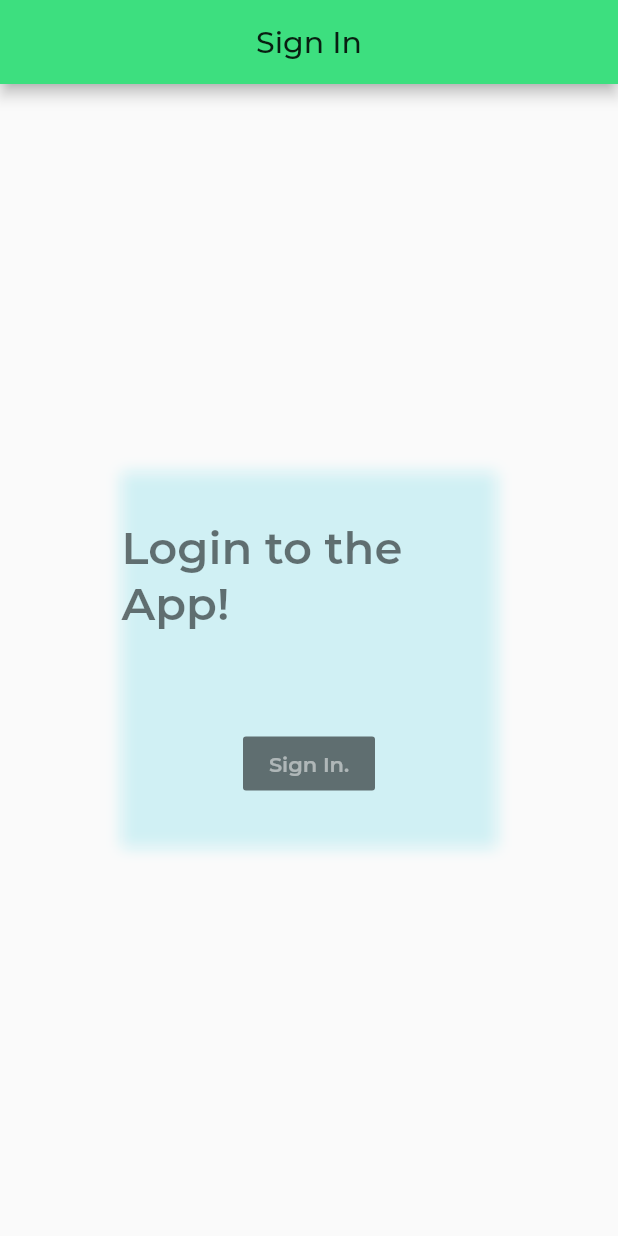
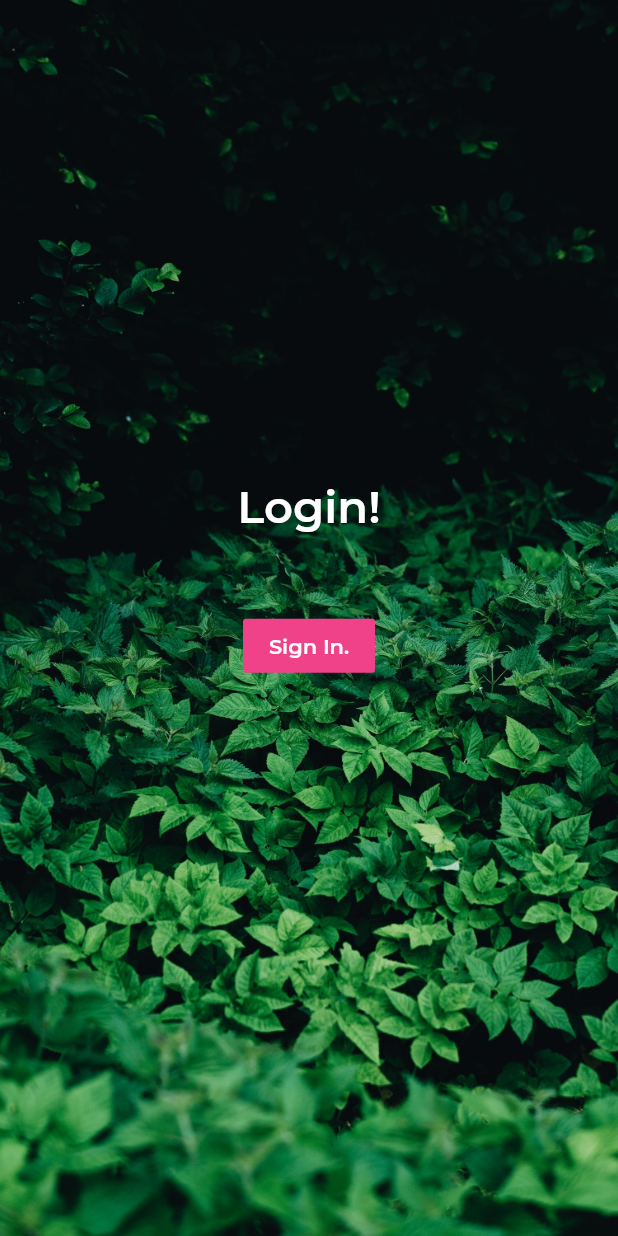
Before and after one commit to OscarEReyes/garden_hero, a Flutter app: the screen it shows after launch, on a phone screen of 412 x 824 dp. Run offline on Flutter 3.47's test engine with Material 2 defaults, Android fonts, the phone set to English and light mode, and no system bars; our stand-ins replace carousel_slider, cloud_firestore, firebase_auth, google_sign_in, rxdart; missing offline and left inert: sqlcool; accounts and stored records are empty; project files that could hold a hidden picture were left out.

Commit message:
login page pimped

```diff
--- a/lib/pages/login.dart
+++ b/lib/pages/login.dart
@@ -25,60 +25,37 @@ class LoginPage extends StatelessWidget {
   Widget build(BuildContext context) {
     FirebaseAuth.instance.currentUser().then(
             (FirebaseUser user) async {
-          if (user != null) {
-            Navigator.of(context)
-                .pushReplacement(MaterialPageRoute(builder: (context)
-                  => BlocProvider(
-                    bloc: GardenListBloc(user),
-                    child: GardenListPage(),
-                  )
-                  )
-                );
-          }
+
         }
     );
 
     return Scaffold(
-      appBar: AppBar(
-        centerTitle: true,
-        title: Text('Sign In'),
-      ),
+
       body: Center(
-        child: Stack(
-          children: <Widget>[
-            Center(
-              child: ConstrainedBox(
-                constraints: BoxConstraints.expand(
-                  width: 250.0,
-                  height: 250.0,
-                ),
         child: Container(
-                  color: Colors.cyan[100].withOpacity(0.7),
+	        width: MediaQuery.of(context).size.width,
+          decoration:  BoxDecoration(
+            color: Colors.grey[100].withOpacity(0.2),
+
+            image:  DecorationImage(
+              image:  AssetImage("assets/background.jpg"),
+              fit: BoxFit.cover,
             ),
           ),
-            ),
-            Center(
-              child: BackdropFilter(
-                filter: ImageFilter.blur(
-                  sigmaX: 5.0,
-                  sigmaY: 5.0,
-                ),
-                child: Container(
-                  width: 250.0,
-                  height: 250.0,
-                  color: Colors.grey[100].withOpacity(0.2),
           child: Column(
-                    mainAxisAlignment: MainAxisAlignment.spaceAround,
+            mainAxisAlignment: MainAxisAlignment.center,
             children: <Widget>[
-                      Text("Login to the App!",
+              Text("Login!",
                 style: const TextStyle(
-                          color: Colors.black54,
+                  color: Colors.white,
                   fontSize: 30.0,
                   fontWeight: FontWeight.w600,
                 ),
               ),
-                      FlatButton(
-                        color: Colors.black54,
+              Padding(
+                padding: const EdgeInsets.all(50.0),
+                child: FlatButton(
+                  color: Theme.of(context).accentColor,
                   onPressed: () async {
                     bool b = await _loginUser();
 
@@ -99,15 +76,12 @@ class LoginPage extends StatelessWidget {
                           ),
                         );
                   },
-                        textColor: Colors.white.withOpacity(0.5),
+                  textColor: Colors.white,
                   child: Text('Sign In.'),
+                ),
               )
             ],
           ),
-                ),
-              ),
-            ),
-          ],
         ),
       ),
     );
--- a/pubspec.yaml
+++ b/pubspec.yaml
@@ -41,6 +41,7 @@ flutter:
   uses-material-design: true
   assets:
   - assets/plantData.db
+  - assets/background.jpg
   fonts:
     - family: Montserrat
       fonts:
```
Also changed, not shown: assets/background.jpg (added). Lines whose indentation alone changed are shown as unchanged.
